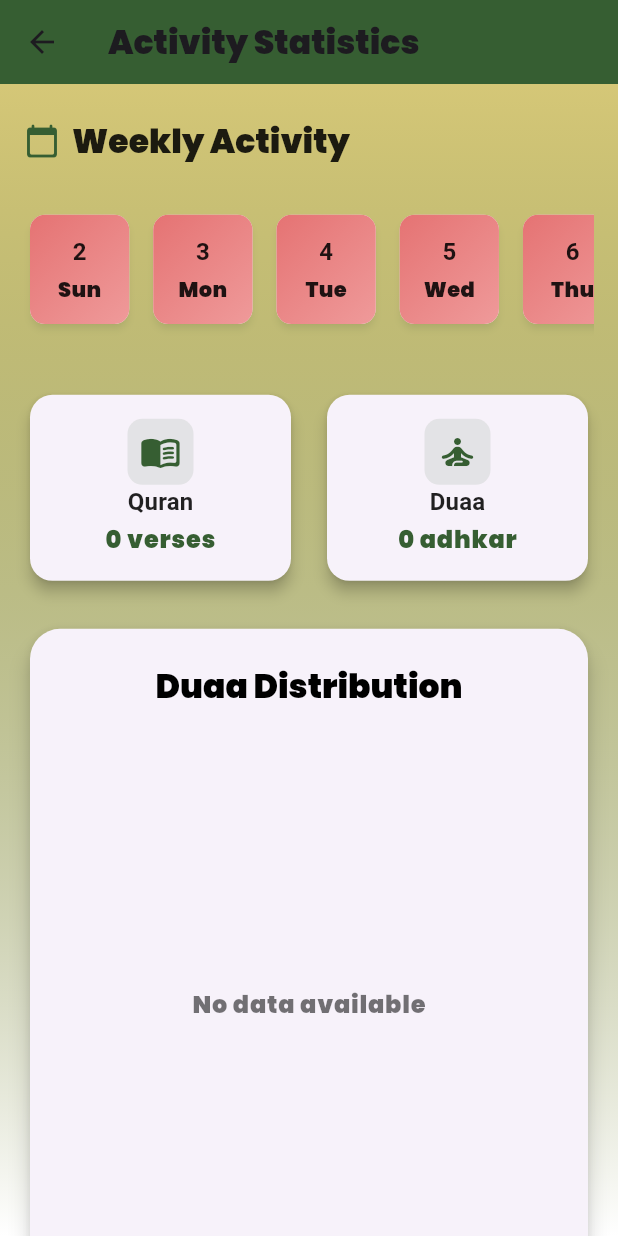
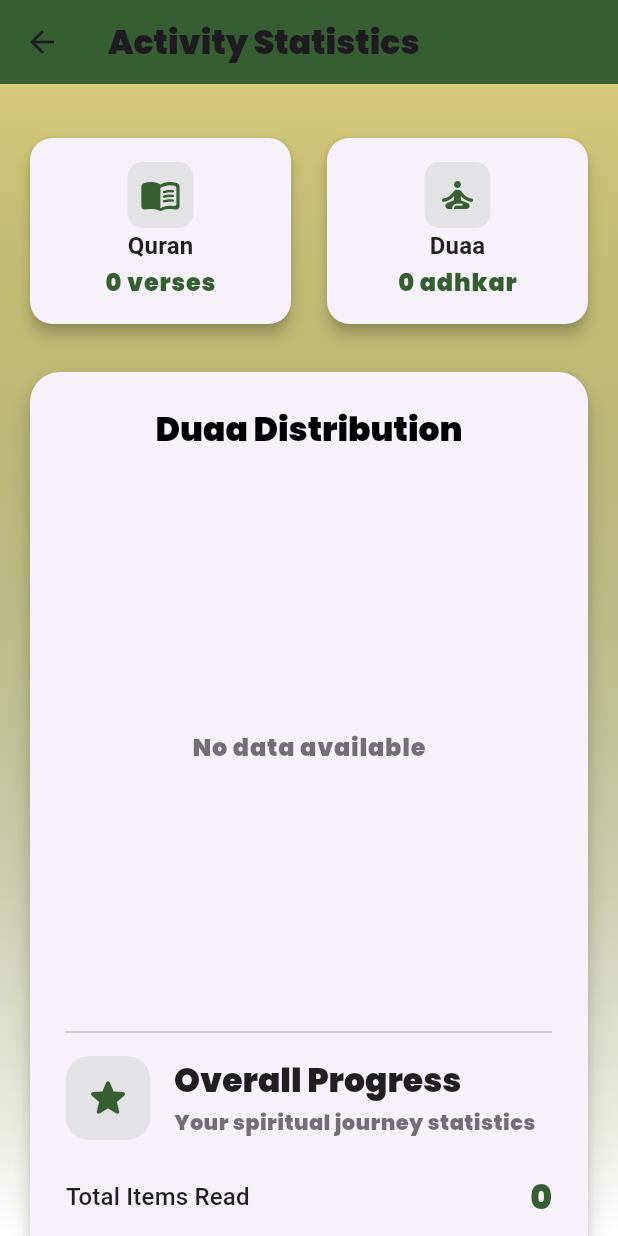
Before and after one commit to MosalahDJ/quranlife, a Flutter app: the StatisticsPage screen opened directly, on a phone screen of 412 x 824 dp. Run offline on Flutter 3.47's test engine with Material 3 defaults, Android fonts, the phone set to English and light mode, and no system bars; our stand-ins replace animate_do, audioplayers, awesome_dialog, dots_indicator, firebase_auth, firebase_core and 19 more; missing offline and left inert: flutter_islamic_icons, islamic_hijri_calendar, workmanager; accounts and stored records are empty; statements that could not run were skipped.

Commit message:
Comment out weekly title and daily stats scroll in StatisticsPage for UI simplification

```diff
--- a/lib/features/view/home/categories_page/statistics page/statistics_page.dart
+++ b/lib/features/view/home/categories_page/statistics page/statistics_page.dart
@@ -55,8 +55,8 @@ class _StatisticsPageState extends State<StatisticsPage>
               child: Column(
                 crossAxisAlignment: CrossAxisAlignment.start,
                 children: [
-                  _buildWeeklyTitle(),
-                  _buildDailyStatsScroll(),
+                  // _buildWeeklyTitle(),
+                  // _buildDailyStatsScroll(),
                   const SizedBox(height: 24),
                   _buildSummaryCards(),
                   const SizedBox(height: 24),
@@ -236,11 +236,25 @@ class _StatisticsPageState extends State<StatisticsPage>
   }
 
   Widget _buildSummaryCards() {
-    final StatisticsController statctrl = Get.find();
-
+    final StatisticsController statctrl = Get.find<StatisticsController>();
     return Row(
       children: [
-        Expanded(
+        _countercard(
+            icon: Icons.menu_book_rounded,
+            title: 'Quran',
+            count: '${statctrl.totalVersesRead.value} verses'),
+        const SizedBox(width: 16),
+        _countercard(
+            icon: Icons.self_improvement_rounded,
+            title: 'Duaa',
+            count: '${statctrl.totalDuaaRead.value} adhkar'),
+      ],
+    );
+  }
+
+  Widget _countercard(
+      {required IconData icon, required String title, required String count}) {
+    return Expanded(
       child: Card(
         elevation: 4,
         shape: RoundedRectangleBorder(
@@ -259,20 +273,20 @@ class _StatisticsPageState extends State<StatisticsPage>
                   borderRadius: BorderRadius.circular(10),
                 ),
                 child: Icon(
-                      Icons.menu_book_rounded, // Quran icon
+                  icon, // Duaa icon
                   color: Theme.of(context).primaryColor,
                   size: 28,
                 ),
               ),
               Text(
-                    'Quran',
+                title,
                 style: Theme.of(context).textTheme.titleMedium?.copyWith(
                       color: Colors.black87,
                       fontWeight: FontWeight.w600,
                     ),
               ),
               Obx(() => Text(
-                        '${statctrl.totalVersesRead.value} verses',
+                    count,
                     style: Theme.of(context).textTheme.bodyLarge?.copyWith(
                           color: Theme.of(context).primaryColor,
                           fontWeight: FontWeight.bold,
@@ -282,52 +296,6 @@ class _StatisticsPageState extends State<StatisticsPage>
           ),
         ),
       ),
-        ),
-        const SizedBox(width: 16),
-        Expanded(
-          child: Card(
-            elevation: 4,
-            shape: RoundedRectangleBorder(
-              borderRadius: BorderRadius.circular(15),
-            ),
-            child: Container(
-              padding: const EdgeInsets.all(16),
-              child: Column(
-                crossAxisAlignment: CrossAxisAlignment.center,
-                mainAxisAlignment: MainAxisAlignment.spaceBetween,
-                children: [
-                  Container(
-                    padding: const EdgeInsets.all(8),
-                    decoration: BoxDecoration(
-                      color: Theme.of(context).primaryColor.withOpacity(0.1),
-                      borderRadius: BorderRadius.circular(10),
-                    ),
-                    child: Icon(
-                      Icons.self_improvement_rounded, // Duaa icon
-                      color: Theme.of(context).primaryColor,
-                      size: 28,
-                    ),
-                  ),
-                  Text(
-                    'Duaa',
-                    style: Theme.of(context).textTheme.titleMedium?.copyWith(
-                          color: Colors.black87,
-                          fontWeight: FontWeight.w600,
-                        ),
-                  ),
-                  Obx(() => Text(
-                        '${statctrl.totalDuaaRead.value} adhkar',
-                        style: Theme.of(context).textTheme.bodyLarge?.copyWith(
-                              color: Theme.of(context).primaryColor,
-                              fontWeight: FontWeight.bold,
-                            ),
-                      )),
-                ],
-              ),
-            ),
-          ),
-        ),
-      ],
     );
   }
 
```
Lines whose indentation alone changed are shown as unchanged.
